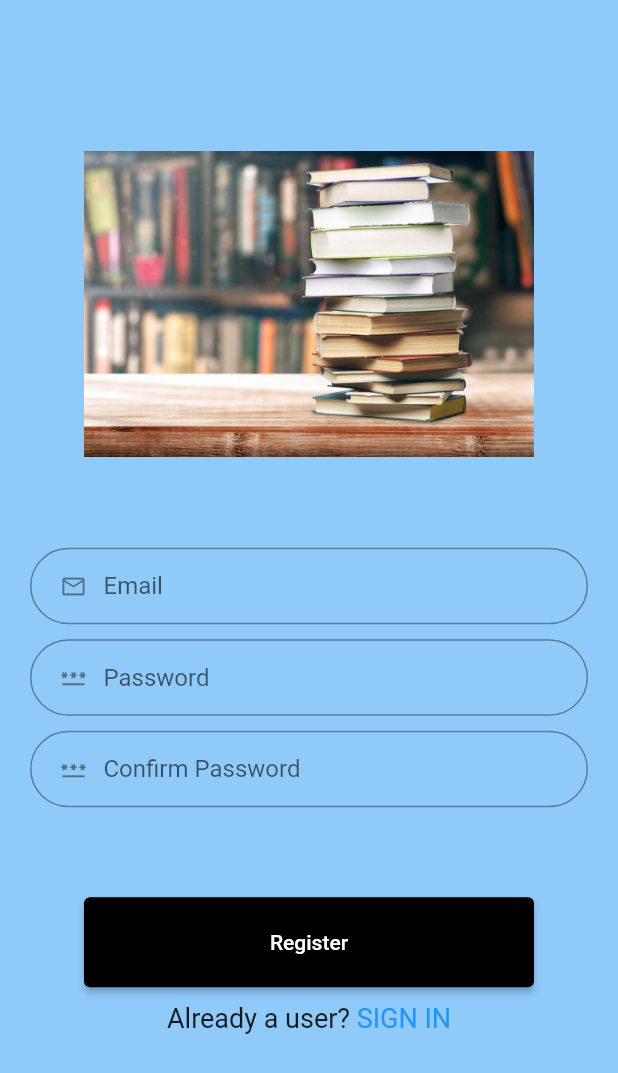
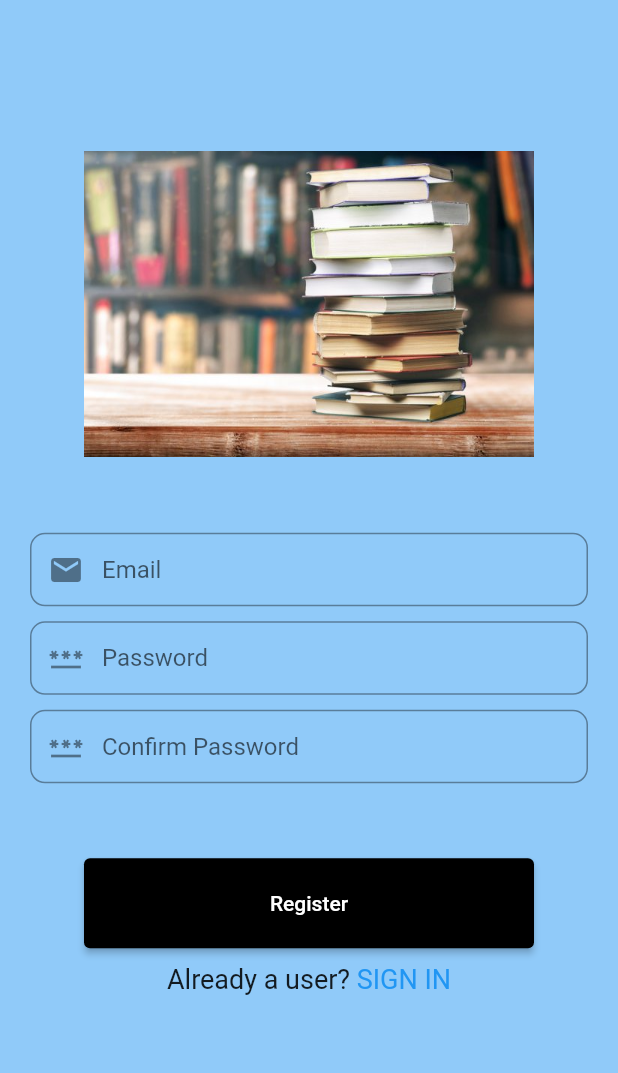
Before and after one commit to hardikgandhi03/bookhelper, a Flutter app: the SignUpScreen screen opened directly, on a phone screen of 412 x 824 dp. Shown: the top 1073 px of the screen. Run offline on Flutter 3.47's test engine with Material 2 defaults, Android fonts, the phone set to English and light mode, and no system bars; our stand-ins replace curved_navigation_bar, firebase_auth, firebase_core, flutter_rating_bar, syncfusion_flutter_charts; accounts and stored records are empty; network calls fail.

Commit message:
Final commit for now!

```diff
--- a/lib/screens/login/signUpScreen.dart
+++ b/lib/screens/login/signUpScreen.dart
@@ -1,4 +1,5 @@
 import 'package:bookhelper/screens/homescreen.dart';
+import 'package:bookhelper/verifyemail.dart';
 import 'package:firebase_auth/firebase_auth.dart';
 import 'package:flutter/material.dart';
 import 'package:flutter/services.dart';
@@ -11,25 +12,40 @@ class SignUpScreen extends StatelessWidget {
   // SignUpScreen({Key? key}) : super(key: key);
 
   FirebaseAuth authc = FirebaseAuth.instance;
+  final TextEditingController emailController = new TextEditingController();
+  final TextEditingController passwordController = new TextEditingController();
+  final TextEditingController confirmpasswordController =
+      new TextEditingController();
 
   @override
   Widget build(BuildContext context) {
     _register() async {
-      print(email + "\n" + cpass + "\n" + pass);
+      print(emailController.text +
+          "\n" +
+          passwordController.text +
+          "\n" +
+          confirmpasswordController.text);
       try {
-        if (pass != cpass) {
+        if (passwordController.text != confirmpasswordController.text) {
           ScaffoldMessenger.of(context)
               .showSnackBar(SnackBar(content: Text("Password not mached.")));
         } else {
           var user = await authc.createUserWithEmailAndPassword(
-            email: email,
-            password: pass,
+            email: emailController.text.trim(),
+            password: passwordController.text.trim(),
           );
+          // Navigator.push(
+          //   context,
+          //   MaterialPageRoute(builder: (context) => Home()),
+          // );
+          print(user);
           Navigator.push(
             context,
-            MaterialPageRoute(builder: (context) => Home()),
+            MaterialPageRoute(
+              builder: (context) => VerifyEmailPage(),
+            ),
           );
-          print(user);
+          //return VerifyEmailPage();
         }
       } catch (e) {
         final snack = SnackBar(
@@ -48,6 +64,7 @@ class SignUpScreen extends StatelessWidget {
         child: Scaffold(
           backgroundColor: Colors.blue.shade200,
           body: SingleChildScrollView(
+            padding: EdgeInsets.symmetric(horizontal: 20),
             child: Column(
               children: [
                 SizedBox(
@@ -59,7 +76,63 @@ class SignUpScreen extends StatelessWidget {
                   child: Image.asset('assets/images/book1.jpg',
                       height: MediaQuery.of(context).size.height / 2.7),
                 ),
-                Details(),
+                //Details(),
+                TextFormField(
+                  autofocus: false,
+                  controller: emailController,
+                  keyboardType: TextInputType.emailAddress,
+                  validator: (value) {
+                    if (value!.isEmpty) {
+                      return ("Please Enter Your Email");
+                    }
+                    // reg expression for email validation
+                    if (!RegExp("^[a-zA-Z0-9+_.-]+@[a-zA-Z0-9.-]+.[a-z]")
+                        .hasMatch(value)) {
+                      return ("Please Enter a valid email");
+                    }
+                    return null;
+                  },
+                  onSaved: (value) {
+                    emailController.text = value!;
+                  },
+                  textInputAction: TextInputAction.next,
+                  decoration: InputDecoration(
+                    prefixIcon: Icon(Icons.mail),
+                    contentPadding: EdgeInsets.fromLTRB(20, 15, 20, 15),
+                    hintText: "Email",
+                    border: OutlineInputBorder(
+                      borderRadius: BorderRadius.circular(10),
+                    ),
+                  ),
+                ),
+                SizedBox(height: 10),
+                TextFormField(
+                  obscureText: true,
+                  keyboardType: TextInputType.text,
+                  controller: passwordController,
+                  decoration: InputDecoration(
+                    prefixIcon: Icon(Icons.password),
+                    contentPadding: EdgeInsets.fromLTRB(20, 15, 20, 15),
+                    hintText: "Password",
+                    border: OutlineInputBorder(
+                      borderRadius: BorderRadius.circular(10),
+                    ),
+                  ),
+                ),
+                SizedBox(height: 10),
+                TextFormField(
+                  obscureText: true,
+                  keyboardType: TextInputType.text,
+                  controller: confirmpasswordController,
+                  decoration: InputDecoration(
+                    prefixIcon: Icon(Icons.password),
+                    contentPadding: EdgeInsets.fromLTRB(20, 15, 20, 15),
+                    hintText: "Confirm Password",
+                    border: OutlineInputBorder(
+                      borderRadius: BorderRadius.circular(10),
+                    ),
+                  ),
+                ),
                 SizedBox(height: 50),
                 ElevatedButton(
                   onPressed: _register,
@@ -98,97 +171,3 @@ class SignUpScreen extends StatelessWidget {
     );
   }
 }
-
-class Details extends StatelessWidget {
-  const Details({Key? key}) : super(key: key);
-
-  @override
-  Widget build(BuildContext context) {
-    return Container(
-      padding: EdgeInsets.symmetric(horizontal: 20),
-      child: Column(
-        children: [
-          SizedBox(height: 10),
-          TextField(
-            obscureText: false,
-            keyboardType: TextInputType.emailAddress,
-            onChanged: (evalue) {
-              email = evalue;
-            },
-            decoration: InputDecoration(
-                isDense: true,
-                prefixIcon: Padding(
-                  padding: const EdgeInsets.only(right: 11.0, left: 20),
-                  child: Icon(Icons.email_outlined),
-                ),
-                hintText: "Email",
-                //hintStyle: GoogleFonts.nunito(color: Colors.grey, fontSize: 21),
-                border: OutlineInputBorder(
-                    borderRadius: BorderRadius.circular(50))),
-          ),
-          SizedBox(height: 10),
-          TextField(
-            obscureText: true,
-            keyboardType: TextInputType.text,
-            onChanged: (pval) {
-              pass = pval;
-            },
-            decoration: InputDecoration(
-                isDense: true,
-                prefixIcon: Padding(
-                  padding: const EdgeInsets.only(right: 11.0, left: 20),
-                  child: Icon(Icons.password),
-                ),
-                hintText: "Password",
-                //hintStyle: GoogleFonts.nunito(color: Colors.grey, fontSize: 21),
-                border: OutlineInputBorder(
-                    borderRadius: BorderRadius.circular(50))),
-          ),
-          SizedBox(height: 10),
-          TextField(
-            obscureText: true,
-            keyboardType: TextInputType.text,
-            onChanged: (cpval) {
-              cpass = cpval;
-            },
-            decoration: InputDecoration(
-                isDense: true,
-                prefixIcon: Padding(
-                  padding: const EdgeInsets.only(right: 11.0, left: 20),
-                  child: Icon(Icons.password),
-                ),
-                hintText: "Confirm Password",
-                //  hintStyle: GoogleFonts.nunito(color: Colors.grey, fontSize: 21),
-                border: OutlineInputBorder(
-                    borderRadius: BorderRadius.circular(50))),
-          ),
-          SizedBox(height: 10),
-        ],
-      ),
-    );
-  }
-}
-
-class Option extends StatelessWidget {
-  //const Option({ Key? key }) : super(key: key);
-
-  Option({required this.icon});
-  Icon icon;
-
-  @override
-  Widget build(BuildContext context) {
-    return InkWell(
-      onTap: () {},
-      borderRadius: BorderRadius.circular(50),
-      child: Container(
-        height: 75,
-        width: 75,
-        decoration: BoxDecoration(
-          color: Colors.grey.withOpacity(0.2),
-          borderRadius: BorderRadius.circular(50),
-        ),
-        child: icon,
-      ),
-    );
-  }
-}
```
Also changed, not shown: lib/futureupdate.dart (added, +26 -0 lines), lib/screens/homepage.dart (+19 -8 lines), lib/screens/login/login.dart (+141 -73 lines), lib/screens/profile.dart (+4 -7 lines), lib/verifyemail.dart (added, +116 -0 lines).
